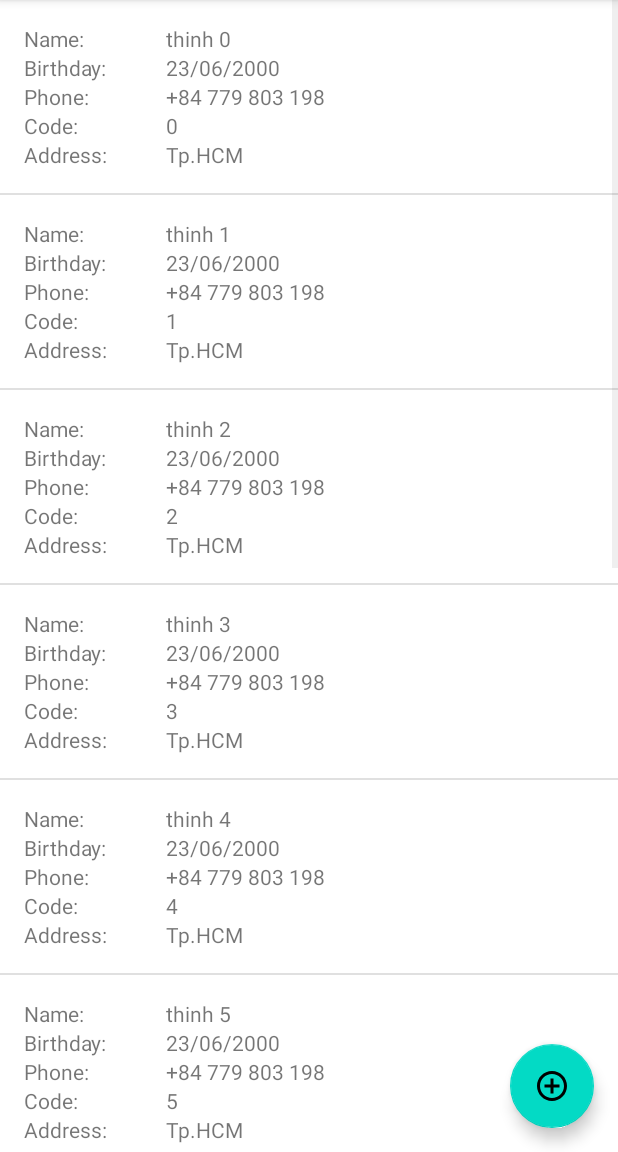
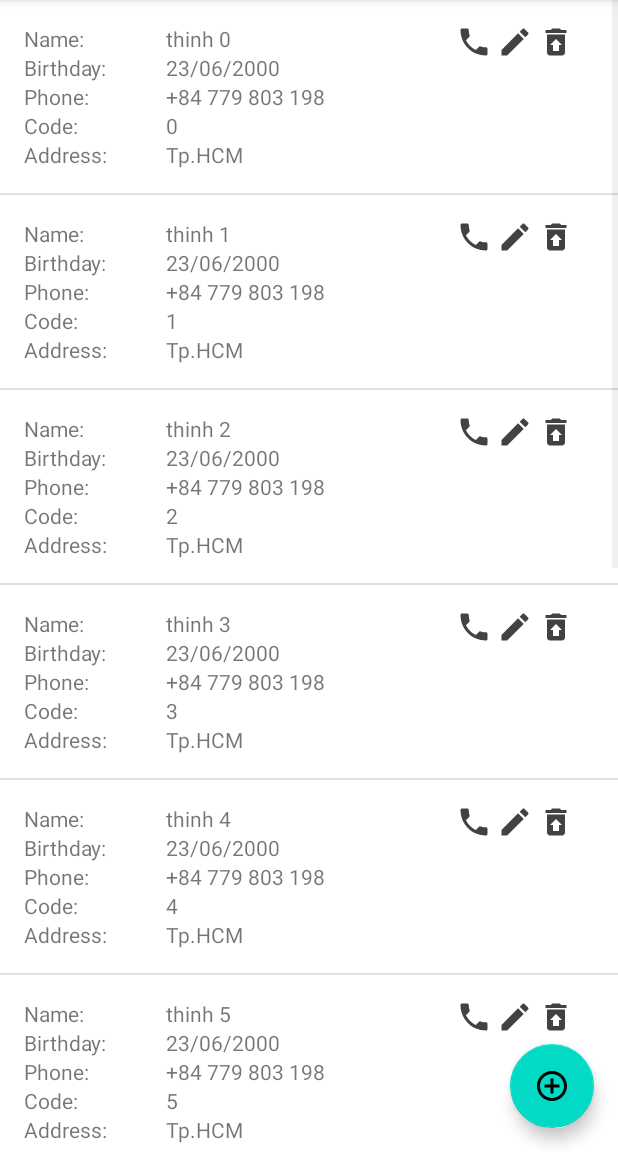
Before and after one commit to QuocThinh230600/Android, an Android app: the ContactActivity screen opened directly, with no data from a screen before it, on a phone screen of 412 x 824 dp, the part 84-1236 px from its top. Run offline under Robolectric (Android 15) with nearby library versions, the phone set to English and light mode, and no system bars.

Commit message:
fix bug + nộp bài kiếm điểm

```diff
--- a/StudentManagement/app/src/main/AndroidManifest.xml
+++ b/StudentManagement/app/src/main/AndroidManifest.xml
@@ -34,5 +34,4 @@
             android:name=".MainActivity"
             android:exported="false" />
     </application>
-    <uses-permission android:name="android.permission.CALL_PHONE"/>
 </manifest>
--- a/StudentManagement/app/src/main/java/com/example/studentmanagement/ContactActivity.java
+++ b/StudentManagement/app/src/main/java/com/example/studentmanagement/ContactActivity.java
@@ -44,18 +44,18 @@ public class ContactActivity extends AppCompatActivity {
 
     private void onSetData() {
         modelList = new ArrayList<>();
-        modelList.add(new ContactModel(0, "thinh 0", "23/06/2000", "+84 779 803 198", "Tp.HCM" , "0"));
-        modelList.add(new ContactModel(1, "thinh 1", "23/06/2000", "+84 779 803 198", "Tp.HCM" , "1"));
-        modelList.add(new ContactModel(2, "thinh 2", "23/06/2000", "+84 779 803 198", "Tp.HCM" , "2"));
-        modelList.add(new ContactModel(3, "thinh 3", "23/06/2000", "+84 779 803 198", "Tp.HCM" , "3"));
-        modelList.add(new ContactModel(4, "thinh 4", "23/06/2000", "+84 779 803 198", "Tp.HCM" , "4"));
-        modelList.add(new ContactModel(5, "thinh 5", "23/06/2000", "+84 779 803 198", "Tp.HCM" , "5"));
-        modelList.add(new ContactModel(6, "thinh 6", "23/06/2000", "+84 779 803 198", "Tp.HCM" , "6"));
-        modelList.add(new ContactModel(7, "thinh 7", "23/06/2000", "+84 779 803 198", "Tp.HCM" , "7"));
-        modelList.add(new ContactModel(8, "thinh 8", "23/06/2000", "+84 779 803 198", "Tp.HCM" , "8"));
-        modelList.add(new ContactModel(9, "thinh 9", "23/06/2000", "+84 779 803 198", "Tp.HCM" , "9"));
-        modelList.add(new ContactModel(10, "thinh 10", "23/06/2000", "+84 779 803 198", "Tp.HCM" , "10"));
-        modelList.add(new ContactModel(11, "thinh 11", "23/06/2000", "+84 779 803 198", "Tp.HCM" , "11"));
+        modelList.add(new ContactModel(0, "thinh 0", "23/06/2000", "+84 779 803 198", "0" , "Tp.HCM"));
+        modelList.add(new ContactModel(1, "thinh 1", "23/06/2000", "+84 779 803 198", "1" , "Tp.HCM"));
+        modelList.add(new ContactModel(2, "thinh 2", "23/06/2000", "+84 779 803 198", "2" , "Tp.HCM"));
+        modelList.add(new ContactModel(3, "thinh 3", "23/06/2000", "+84 779 803 198", "3" , "Tp.HCM"));
+        modelList.add(new ContactModel(4, "thinh 4", "23/06/2000", "+84 779 803 198", "4" , "Tp.HCM"));
+        modelList.add(new ContactModel(5, "thinh 5", "23/06/2000", "+84 779 803 198", "5" , "Tp.HCM"));
+        modelList.add(new ContactModel(6, "thinh 6", "23/06/2000", "+84 779 803 198", "6" , "Tp.HCM"));
+        modelList.add(new ContactModel(7, "thinh 7", "23/06/2000", "+84 779 803 198", "7" , "Tp.HCM"));
+        modelList.add(new ContactModel(8, "thinh 8", "23/06/2000", "+84 779 803 198", "8" , "Tp.HCM"));
+        modelList.add(new ContactModel(9, "thinh 9", "23/06/2000", "+84 779 803 198", "9" , "Tp.HCM"));
+        modelList.add(new ContactModel(10, "thinh 10", "23/06/2000", "+84 779 803 198", "10" , "Tp.HCM"));
+        modelList.add(new ContactModel(11, "thinh 11", "23/06/2000", "+84 779 803 198", "11" , "Tp.HCM"));
     }
 
     private void onInit() {
--- a/StudentManagement/app/src/main/java/com/example/studentmanagement/ContactAdapter.java
+++ b/StudentManagement/app/src/main/java/com/example/studentmanagement/ContactAdapter.java
@@ -69,7 +69,7 @@ public class ContactAdapter extends ArrayAdapter<ContactModel> {
         viewHolder.imageViewPhone.setOnClickListener(new View.OnClickListener() {
             @Override
             public void onClick(View view) {
-                Intent intent = new Intent(Intent.ACTION_CALL);
+                Intent intent = new Intent(Intent.ACTION_DIAL);
                 intent.setData(Uri.parse("tel:" + model.getPhone()));
                 mContext.startActivity(intent);
             }
@@ -79,6 +79,7 @@ public class ContactAdapter extends ArrayAdapter<ContactModel> {
             public void onClick(View view) {
                 Intent intent = new Intent(mContext, EditContactActivity.class);
                 intent.putExtra("Update_Item", model);
+                intent.putExtra("POS", position);
                 mContext.startActivity(intent);
             }
         });
--- a/StudentManagement/app/src/main/java/com/example/studentmanagement/CreateContactActivity.java
+++ b/StudentManagement/app/src/main/java/com/example/studentmanagement/CreateContactActivity.java
@@ -1,6 +1,8 @@
 package com.example.studentmanagement;
 
 import androidx.appcompat.app.AppCompatActivity;
+
+import android.content.Intent;
 import android.os.Bundle;
 import android.view.View;
 import android.widget.Button;
@@ -32,6 +34,7 @@ public class CreateContactActivity extends AppCompatActivity {
                     ContactActivity.adapter.notifyDataSetChanged();
                     Toast.makeText(CreateContactActivity.this, "thêm thành công", Toast.LENGTH_SHORT).show();
                     onClearForm();
+                    finish();
                 }
             }
         });
@@ -39,7 +42,8 @@ public class CreateContactActivity extends AppCompatActivity {
         btnCancel.setOnClickListener(new View.OnClickListener() {
             @Override
             public void onClick(View view) {
-                finish();
+                Intent intent = new Intent(CreateContactActivity.this, ContactActivity.class);
+                startActivity(intent);
             }
         });
     }
--- a/StudentManagement/app/src/main/java/com/example/studentmanagement/model/ContactModel.java
+++ b/StudentManagement/app/src/main/java/com/example/studentmanagement/model/ContactModel.java
@@ -4,21 +4,21 @@ import java.io.Serializable;
 
 public class ContactModel implements Serializable {
 
-    public ContactModel(int mId, String mName, String mBirthday, String mPhone, String mAddress, String mCode){
+    public ContactModel(int mId, String mName, String mBirthday, String mPhone, String mCode, String mAddress){
         this.Id       = mId;
         this.Name     = mName;
         this.Birthday = mBirthday;
         this.Phone    = mPhone;
+        this.Code     = mCode;
         this.Address  = mAddress;
-        this.Code     = mCode;
     }
 
     private int Id;
     private String Name;
     private String Birthday;
     private String Phone;
+    private String Code;
     private String Address;
-    private String Code;
 
     public int getId() {
         return Id;
--- a/StudentManagement/app/src/main/res/drawable/ic_baseline_edit_24.xml
+++ b/StudentManagement/app/src/main/res/drawable/ic_baseline_edit_24.xml
@@ -1,4 +1,4 @@
-<vector android:height="24dp" android:tint="#FFFFFF"
+<vector android:height="24dp" android:tint="#434141"
     android:viewportHeight="24" android:viewportWidth="24"
     android:width="24dp" xmlns:android="http://schemas.android.com/apk/res/android">
     <path android:fillColor="@android:color/white" android:pathData="M3,17.25V21h3.75L17.81,9.94l-3.75,-3.75L3,17.25zM20.71,7.04c0.39,-0.39 0.39,-1.02 0,-1.41l-2.34,-2.34c-0.39,-0.39 -1.02,-0.39 -1.41,0l-1.83,1.83 3.75,3.75 1.83,-1.83z"/>
--- /dev/null
+++ b/StudentManagement/app/src/main/res/drawable/ic_baseline_phone_24.xml
@@ -0,0 +1,5 @@
+<vector android:height="24dp" android:tint="#434141"
+    android:viewportHeight="24" android:viewportWidth="24"
+    android:width="24dp" xmlns:android="http://schemas.android.com/apk/res/android">
+    <path android:fillColor="@android:color/white" android:pathData="M6.62,10.79c1.44,2.83 3.76,5.14 6.59,6.59l2.2,-2.2c0.27,-0.27 0.67,-0.36 1.02,-0.24 1.12,0.37 2.33,0.57 3.57,0.57 0.55,0 1,0.45 1,1V20c0,0.55 -0.45,1 -1,1 -9.39,0 -17,-7.61 -17,-17 0,-0.55 0.45,-1 1,-1h3.5c0.55,0 1,0.45 1,1 0,1.25 0.2,2.45 0.57,3.57 0.11,0.35 0.03,0.74 -0.25,1.02l-2.2,2.2z"/>
+</vector>
--- a/StudentManagement/app/src/main/res/drawable/ic_baseline_restore_from_trash_24.xml
+++ b/StudentManagement/app/src/main/res/drawable/ic_baseline_restore_from_trash_24.xml
@@ -1,4 +1,4 @@
-<vector android:height="24dp" android:tint="#FFFFFF"
+<vector android:height="24dp" android:tint="#434141"
     android:viewportHeight="24" android:viewportWidth="24"
     android:width="24dp" xmlns:android="http://schemas.android.com/apk/res/android">
     <path android:fillColor="@android:color/white" android:pathData="M19,4h-3.5l-1,-1h-5l-1,1L5,4v2h14zM6,7v12c0,1.1 0.9,2 2,2h8c1.1,0 2,-0.9 2,-2L18,7L6,7zM14,14v4h-4v-4L8,14l4,-4 4,4h-2z"/>
--- a/StudentManagement/app/src/main/res/layout/contact_item.xml
+++ b/StudentManagement/app/src/main/res/layout/contact_item.xml
@@ -87,7 +87,7 @@
             android:layout_width="wrap_content"
             android:layout_height="wrap_content"
             android:paddingLeft="3dp"
-            android:src="@drawable/ic_baseline_local_phone_24"
+            android:src="@drawable/ic_baseline_phone_24"
             android:id="@+id/contact_item_imageViewPhone"/>
 
         <ImageView
```
Also changed, not shown: StudentManagement/app/src/main/java/com/example/studentmanagement/EditContactActivity.java (+12 -2 lines), StudentManagement/app/src/main/java/com/example/studentmanagement/SecondFragment.java (deleted, +0 -47 lines).
